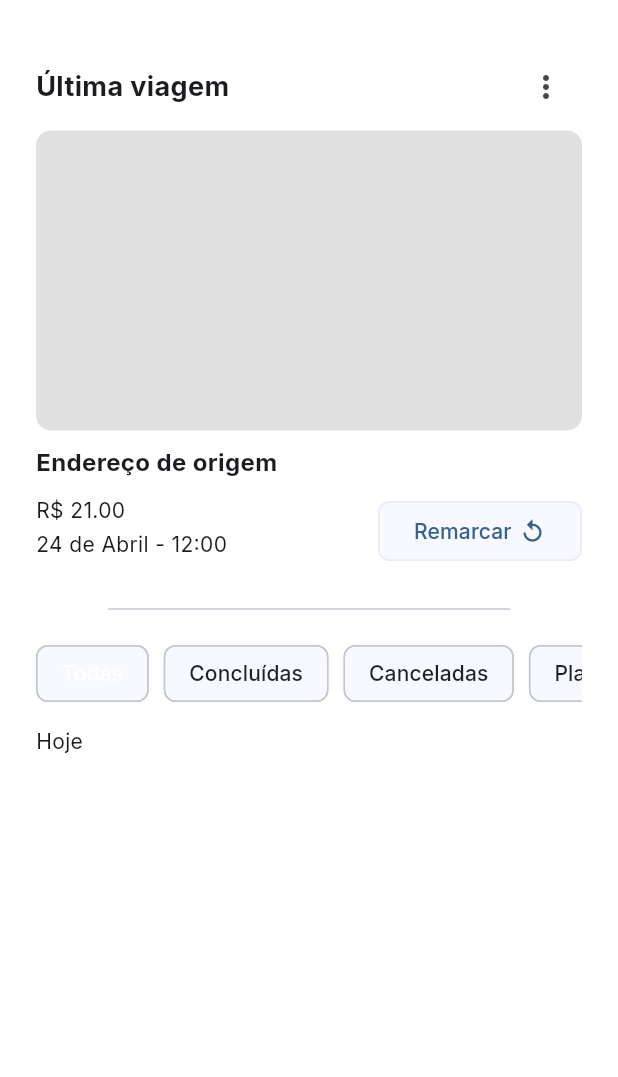
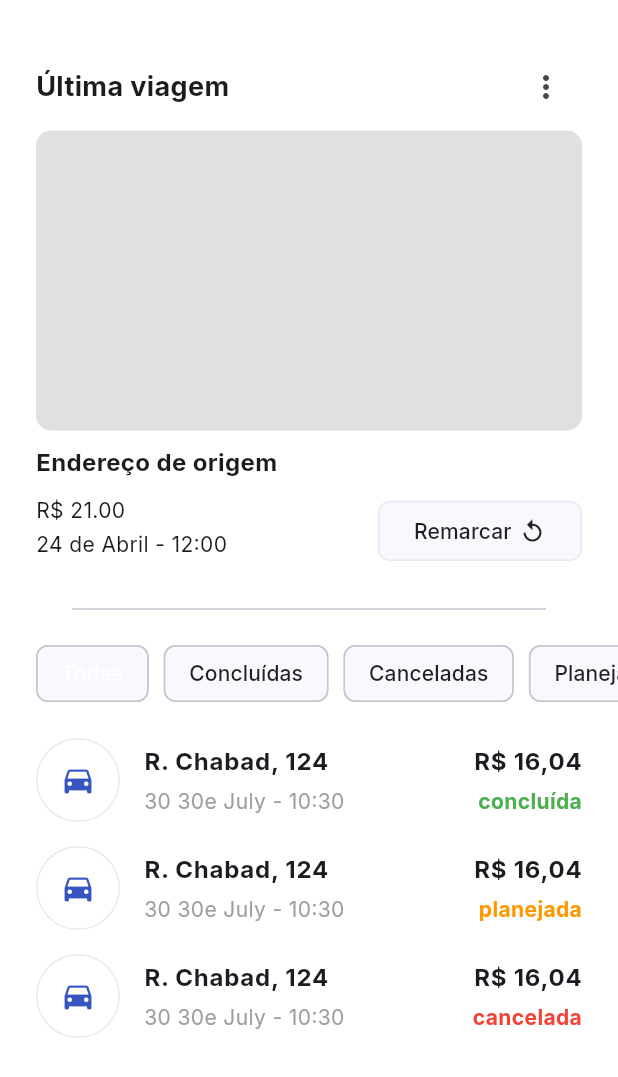
Before and after one commit to LosSantosBoys/PontoAPonto, a Flutter app: the HistoryPage screen opened directly, on a phone screen of 412 x 824 dp. Shown: the top 1077 px of the screen. Run offline on Flutter 3.47's test engine with Material 3 defaults, Android fonts, the phone set to English and light mode, and no system bars; our stand-ins replace dio, flutter_dotenv, flutter_secure_storage, google_fonts, hive, mask_text_input_formatter and 1 more; accounts and stored records are empty; network calls fail.

Commit message:
adiciona history tiles

```diff
--- a/lib/features/home/pages/history_page.dart
+++ b/lib/features/home/pages/history_page.dart
@@ -1,6 +1,7 @@
-import 'package:flutter/cupertino.dart';
 import 'package:flutter/material.dart';
-import 'package:flutter/widgets.dart';
+import 'package:pontoaponto/features/home/enum/history_status_enum.dart';
+import 'package:pontoaponto/features/home/enum/history_type_enum.dart';
+import 'package:pontoaponto/features/home/widgets/history_tile.dart';
 import 'package:pontoaponto/features/home/widgets/section.dart';
 
 class HistoryPage extends StatefulWidget {
@@ -44,12 +45,12 @@ class _HistoryPageState extends State<HistoryPage> {
   Widget build(BuildContext context) {
     return Scaffold(
       body: SingleChildScrollView(
-        padding: const EdgeInsets.all(24),
+        padding: const EdgeInsets.symmetric(vertical: 24),
         child: Column(
           children: [
             Section(
               title: "Última viagem",
-              padding: const EdgeInsets.symmetric(vertical: 10),
+              padding: const EdgeInsets.symmetric(vertical: 10, horizontal: 24),
               action: IconButton(
                 onPressed: () {},
                 icon: const Icon(Icons.more_vert),
@@ -101,9 +102,15 @@ class _HistoryPageState extends State<HistoryPage> {
                         ),
                         child: const Row(
                           children: [
-                            Text("Remarcar"),
+                            Text(
+                              "Remarcar",
+                              style: TextStyle(color: Color(0xFF1F2024)),
+                            ),
                             SizedBox(width: 5),
-                            Icon(Icons.replay),
+                            Icon(
+                              Icons.replay,
+                              color: Color(0xFF1F2024),
+                            ),
                           ],
                         ),
                       ),
@@ -120,6 +127,7 @@ class _HistoryPageState extends State<HistoryPage> {
               child: ListView(
                 shrinkWrap: true,
                 scrollDirection: Axis.horizontal,
+                padding: const EdgeInsets.symmetric(horizontal: 24),
                 children: [
                   RawChip(
                     label: Text(
@@ -181,23 +189,73 @@ class _HistoryPageState extends State<HistoryPage> {
                 children: [
                   // Hoje
                   ListView(
+                    padding: EdgeInsets.zero,
                     shrinkWrap: true,
-                    children: [Text("Hoje")],
+                    children: [
+                      HistoryTile(
+                        address: "R. Chabad, 124",
+                        price: 16.04,
+                        status: HistoryStatus.done,
+                        date: DateTime.now(),
+                        type: HistoryType.trip,
+                      ),
+                      HistoryTile(
+                        address: "R. Chabad, 124",
+                        price: 16.04,
+                        status: HistoryStatus.planned,
+                        date: DateTime.now(),
+                        type: HistoryType.trip,
+                      ),
+                      HistoryTile(
+                        address: "R. Chabad, 124",
+                        price: 16.04,
+                        status: HistoryStatus.cancelled,
+                        date: DateTime.now(),
+                        type: HistoryType.trip,
+                      ),
+                    ],
                   ),
                   // Ontem
                   ListView(
+                    padding: EdgeInsets.zero,
                     shrinkWrap: true,
-                    children: [Text("Ontem")],
+                    children: [
+                      HistoryTile(
+                        address: "R. Chabad, 124",
+                        price: 16.04,
+                        status: HistoryStatus.done,
+                        date: DateTime.now(),
+                        type: HistoryType.trip,
+                      ),
+                    ],
                   ),
                   // Semana
                   ListView(
+                    padding: EdgeInsets.zero,
                     shrinkWrap: true,
-                    children: [Text("Semana")],
+                    children: [
+                      HistoryTile(
+                        address: "R. Chabad, 124",
+                        price: 16.04,
+                        status: HistoryStatus.cancelled,
+                        date: DateTime.now(),
+                        type: HistoryType.trip,
+                      ),
+                    ],
                   ),
                   // Mês
                   ListView(
+                    padding: EdgeInsets.zero,
                     shrinkWrap: true,
-                    children: [Text("Mês")],
+                    children: [
+                      HistoryTile(
+                        address: "R. Chabad, 124",
+                        price: 16.04,
+                        status: HistoryStatus.planned,
+                        date: DateTime.now(),
+                        type: HistoryType.trip,
+                      ),
+                    ],
                   ),
                 ],
               ),
```
